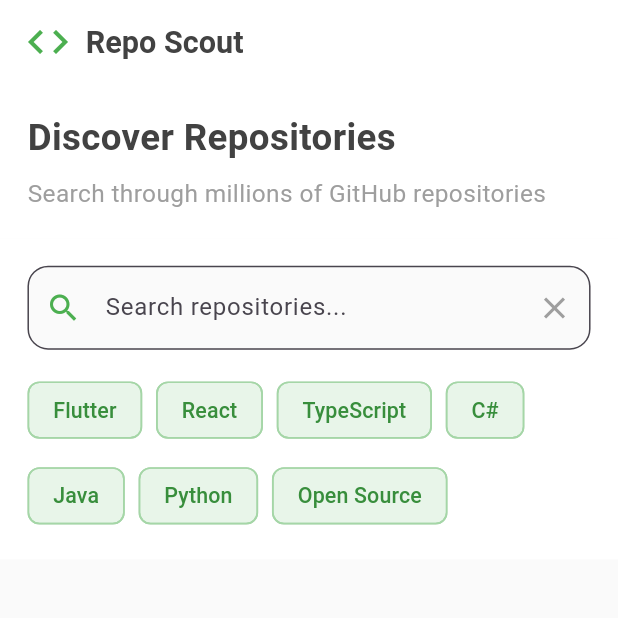
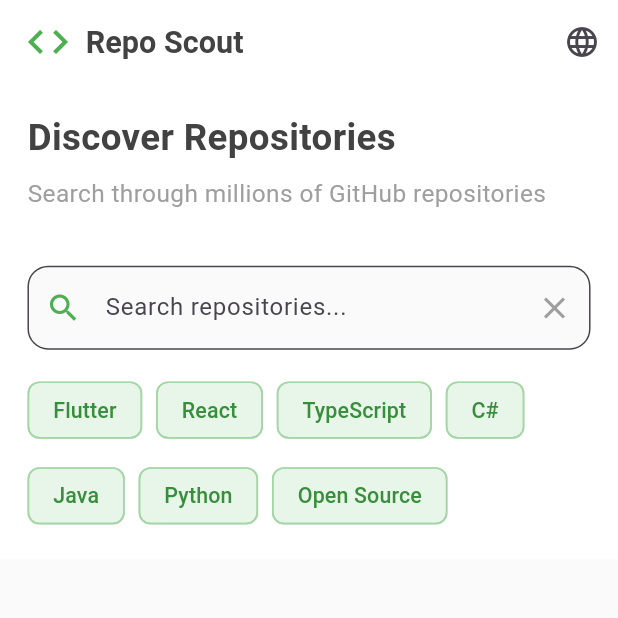
Before and after one commit to piotr-ciuba/RepoScout, a Flutter app: the screen it shows after launch, on a phone screen of 412 x 824 dp, the top half of it. Run offline on Flutter 3.47's test engine with Material 3 defaults, Android fonts, the phone set to English and light mode, and no system bars; our stand-ins replace dio, equatable, flutter_bloc, flutter_screenutil, freezed_annotation, get_it and 3 more; network calls fail.

Commit message:
Language change logic implemented

```diff
--- a/lib/main.dart
+++ b/lib/main.dart
@@ -1,5 +1,8 @@
 import 'package:flutter/material.dart';
+import 'package:flutter_bloc/flutter_bloc.dart';
 import 'package:flutter_localizations/flutter_localizations.dart';
+import 'package:repo_scout_app/core/blocs/app_settings/app_settings_bloc.dart';
+import 'package:repo_scout_app/core/repositories/settings_repository.dart';
 import 'package:repo_scout_app/core/utils/app_router.dart';
 import 'package:repo_scout_app/core/utils/injector.dart';
 import 'package:repo_scout_app/localization/generated/app_localizations.dart';
@@ -16,16 +19,24 @@ class MyApp extends StatelessWidget {
 
   @override
   Widget build(BuildContext context) {
-    return ScreenUtilInit(
+    return BlocProvider(
+      create: (context) => AppSettingsBloc(
+        settingsRepository: serviceLocator<SettingsRepository>(),
+      ),
+      child: ScreenUtilInit(
         // Pixel 9 Design Size
         designSize: const Size(360, 808),
         minTextAdapt: true,
         splitScreenMode: true,
         builder: (_, child) {
+          return BlocBuilder<AppSettingsBloc, AppSettingsState>(
+            builder: (context, appSettingsState) {
               return MaterialApp.router(
                 title: 'Repo Scout',
                 theme: ThemeData(
-            colorScheme: ColorScheme.fromSeed(seedColor: Colors.deepPurple),
+                  colorScheme: ColorScheme.fromSeed(
+                    seedColor: Colors.deepPurple,
+                  ),
                 ),
                 localizationsDelegates: const [
                   AppLocalizations.delegate,
@@ -33,10 +44,14 @@ class MyApp extends StatelessWidget {
                   GlobalWidgetsLocalizations.delegate,
                   GlobalCupertinoLocalizations.delegate,
                 ],
+                locale: Locale(appSettingsState.languageCode),
                 supportedLocales: const [Locale('en'), Locale('pl')],
                 routerConfig: appRouter,
               );
             },
           );
+        },
+      ),
+    );
   }
 }
--- a/lib/view/pages/search_page.dart
+++ b/lib/view/pages/search_page.dart
@@ -3,6 +3,7 @@ import 'package:flutter_bloc/flutter_bloc.dart';
 import 'package:repo_scout_app/common/app_colors.dart';
 import 'package:repo_scout_app/common/app_sizes.dart';
 import 'package:repo_scout_app/common/app_text_styles.dart';
+import 'package:repo_scout_app/core/blocs/app_settings/app_settings_bloc.dart';
 import 'package:repo_scout_app/core/blocs/github/github_bloc.dart';
 import 'package:repo_scout_app/extensions/localized_context.dart';
 import 'package:repo_scout_app/models/repo/repo.dart';
@@ -45,7 +46,15 @@ class _SearchPageState extends State<SearchPage> {
   Widget build(BuildContext context) {
     return Scaffold(
       backgroundColor: AppColors.primaryGrey100,
-      appBar: AppBarWithLogo(title: context.tr.appTitle),
+      appBar: AppBarWithLogo(
+        title: context.tr.appTitle,
+        actions: [
+          IconButton(
+            onPressed: _changeLanguage,
+            icon: const Icon(Icons.language),
+          ),
+        ],
+      ),
       body: Stack(
         children: [
           Column(
@@ -220,6 +229,13 @@ class _SearchPageState extends State<SearchPage> {
     }
   }
 
+  void _changeLanguage() {
+    final currentLocale = Localizations.localeOf(context);
+    final newLocale = currentLocale.languageCode == 'en' ? 'pl' : 'en';
+
+    context.read<AppSettingsBloc>().add(ChangeLanguageEvent(newLocale));
+  }
+
   bool _shouldShowLoadMore(List<Repo> repositories, GithubState currentState) {
     if (repositories.isEmpty) return false;
 
```
Lines whose indentation alone changed are shown as unchanged.
